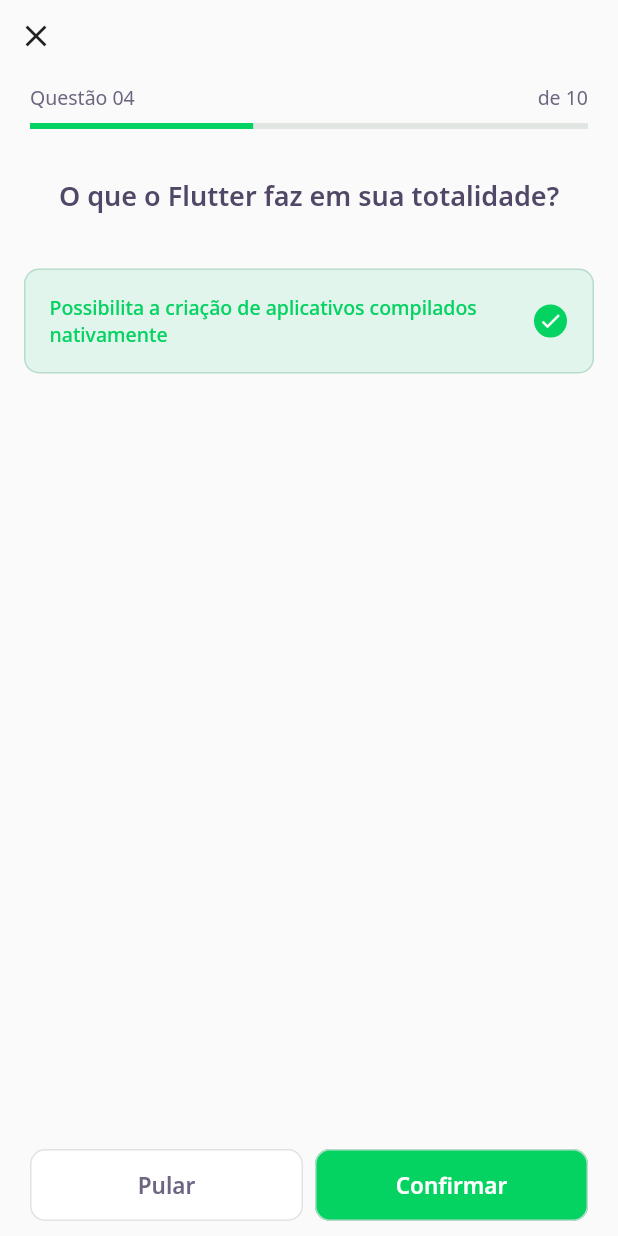
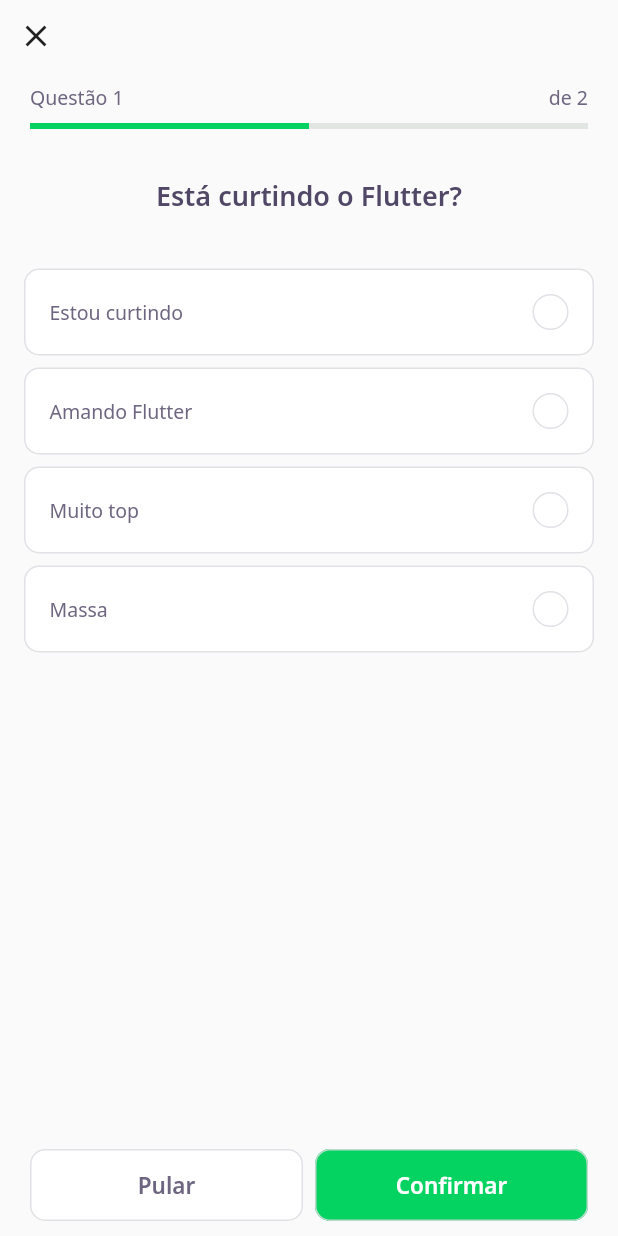
Before and after one commit to rafaalberto/devquiz-nlw, a Flutter app: the screen it shows after launch, after a tap on "NLW 5 - Flutter", on a phone screen of 412 x 824 dp. Run offline on Flutter 3.47's test engine with Material 2 defaults, Android fonts, the phone set to English and light mode, and no system bars; our stand-ins replace google_fonts; accounts and stored records are empty; network calls fail.

```diff
--- /dev/null
+++ b/lib/controllers/challenge_controller.dart
@@ -0,0 +1,7 @@
+import 'package:flutter/material.dart';
+
+class ChallengeController {
+  final currentPageNotifier = ValueNotifier<int>(1);
+  int get currentPage => currentPageNotifier.value;
+  set currentPage(int value) => currentPageNotifier.value = value;
+}
--- /dev/null
+++ b/lib/controllers/quiz_controller.dart
@@ -0,0 +1,3 @@
+class QuizController {
+    var indexSelected = 0;
+}
--- a/lib/pages/challenge_page.dart
+++ b/lib/pages/challenge_page.dart
@@ -1,14 +1,31 @@
+import 'package:flutter/material.dart';
+import 'package:dev_quiz/controllers/challenge_controller.dart';
+import 'package:dev_quiz/models/question.dart';
 import 'package:dev_quiz/widgets/challenge_indicator_widget.dart';
 import 'package:dev_quiz/widgets/next_button_widget.dart';
 import 'package:dev_quiz/widgets/quiz_widget.dart';
-import 'package:flutter/material.dart';
 
 class ChallengePage extends StatefulWidget {
+  final List<Question> questions;
+
+  ChallengePage({required this.questions});
+
   @override
   _ChallengePageState createState() => _ChallengePageState();
 }
 
 class _ChallengePageState extends State<ChallengePage> {
+  final challengeController = ChallengeController();
+  final pageController = PageController();
+
+  @override
+  void initState() {
+    pageController.addListener(() {
+      challengeController.currentPage = pageController.page!.toInt() + 1;
+    });
+    super.initState();
+  }
+
   @override
   Widget build(BuildContext context) {
     return Scaffold(
@@ -19,13 +36,24 @@ class _ChallengePageState extends State<ChallengePage> {
           child: Column(
             crossAxisAlignment: CrossAxisAlignment.start,
             children: [
-              IconButton(icon: Icon(Icons.close), onPressed: () => Navigator.pop(context)),
-              QuestionIndicator(),
+              IconButton(
+                  icon: Icon(Icons.close),
+                  onPressed: () => Navigator.pop(context)),
+              ValueListenableBuilder<int>(
+                  valueListenable: challengeController.currentPageNotifier,
+                  builder: (context, value, _) => QuestionIndicator(
+                        currentPage: challengeController.currentPage,
+                        length: widget.questions.length,
+                      )),
             ],
           ),
         ),
       ),
-      body: QuizWidget(title: "O que o Flutter faz em sua totalidade?"),
+      body: PageView(
+        physics: NeverScrollableScrollPhysics(),
+        controller: pageController,
+        children: widget.questions.map((e) => QuizWidget(question: e)).toList(),
+      ),
       bottomNavigationBar: SafeArea(
         bottom: true,
         child: Padding(
@@ -36,7 +64,7 @@ class _ChallengePageState extends State<ChallengePage> {
               Expanded(
                   child: NextButtonWidget.white(
                 label: "Pular",
-                onTap: () {},
+                onTap: () => pageController.nextPage(duration: Duration(milliseconds: 100), curve: Curves.linear),
               )),
               SizedBox(width: 8),
               Expanded(
--- a/lib/pages/home_page.dart
+++ b/lib/pages/home_page.dart
@@ -54,7 +54,7 @@ class _HomePageState extends State<HomePage> {
                                 "${e.questionAnswered}/${e.questions.length}",
                             percent: e.questionAnswered / e.questions.length,
                             onTap: () {
-                              Navigator.push(context,MaterialPageRoute(builder: (context) => ChallengePage()));
+                              Navigator.push(context,MaterialPageRoute(builder: (context) => ChallengePage(questions: e.questions,)));
                             },
                           ))
                       .toList(),
--- a/lib/widgets/answer_widget.dart
+++ b/lib/widgets/answer_widget.dart
@@ -1,24 +1,29 @@
 import 'package:dev_quiz/core/app_text_styles.dart';
+import 'package:dev_quiz/models/answer.dart';
 import 'package:flutter/material.dart';
 import 'package:dev_quiz/core/app_colors.dart';
 
 class AnswerWidget extends StatelessWidget {
-  final String title;
-  final bool isRight;
+  final Answer answer;
   final bool isSelected;
+  final VoidCallback onTap;
 
-  const AnswerWidget(
-      {required this.title, this.isRight = false, this.isSelected = false});
+  const AnswerWidget({required this.answer, this.isSelected = false, required this.onTap});
 
-  Color get _selectedColorRight => isRight ? AppColors.darkGreen : AppColors.darkRed;
+  Color get _selectedColorRight =>
+      answer.isRight ? AppColors.darkGreen : AppColors.darkRed;
 
-  Color get _selectedBorderRight => isRight ? AppColors.lightGreen : AppColors.lightRed;
+  Color get _selectedBorderRight =>
+      answer.isRight ? AppColors.lightGreen : AppColors.lightRed;
 
-  Color get _selectedColorCardRight => isRight ? AppColors.lightGreen : AppColors.lightRed;
+  Color get _selectedColorCardRight =>
+      answer.isRight ? AppColors.lightGreen : AppColors.lightRed;
 
-  Color get _selectedBorderCardRight => isRight ? AppColors.green : AppColors.red;
+  Color get _selectedBorderCardRight =>
+      answer.isRight ? AppColors.green : AppColors.red;
 
-  TextStyle get _selectedTextStyleRight => isRight ? AppTextStyles.bodyDarkGreen : AppTextStyles.bodyDarkRed;
+  TextStyle get _selectedTextStyleRight =>
+      answer.isRight ? AppTextStyles.bodyDarkGreen : AppTextStyles.bodyDarkRed;
 
   // IconData get _selectedIconRight => isRight ? Icons.check : Icons.close;
 
@@ -26,20 +31,25 @@ class AnswerWidget extends StatelessWidget {
   Widget build(BuildContext context) {
     return Padding(
       padding: const EdgeInsets.symmetric(horizontal: 16, vertical: 4),
+      child: GestureDetector(
+        onTap: onTap,
         child: Container(
           padding: const EdgeInsets.all(16),
           decoration: BoxDecoration(
             color: isSelected ? _selectedColorCardRight : AppColors.white,
             borderRadius: BorderRadius.circular(10),
-          border: Border.fromBorderSide(BorderSide(color: isSelected ? _selectedBorderCardRight : AppColors.border)),
+            border: Border.fromBorderSide(BorderSide(
+                color:
+                    isSelected ? _selectedBorderCardRight : AppColors.border)),
           ),
           child: Row(
             mainAxisAlignment: MainAxisAlignment.spaceBetween,
             children: [
               Expanded(
                 child: Text(
-                title,
-                style: isSelected ? _selectedTextStyleRight : AppTextStyles.body,
+                  answer.title,
+                  style:
+                      isSelected ? _selectedTextStyleRight : AppTextStyles.body,
                 ),
               ),
               Container(
@@ -48,15 +58,20 @@ class AnswerWidget extends StatelessWidget {
                 decoration: BoxDecoration(
                     color: isSelected ? _selectedColorRight : AppColors.white,
                     borderRadius: BorderRadius.circular(500),
-                  border: Border.fromBorderSide(
-                      BorderSide(color: isSelected ? _selectedBorderRight : AppColors.border))),
-              child: isSelected ? Icon(
+                    border: Border.fromBorderSide(BorderSide(
+                        color: isSelected
+                            ? _selectedBorderRight
+                            : AppColors.border))),
+                child: isSelected
+                    ? Icon(
                         Icons.check,
                         size: 16,
                         color: Colors.white,
-              ) : null,
+                      )
+                    : null,
               ),
             ],
+          ),
         ),
       ),
     );
--- a/lib/widgets/challenge_indicator_widget.dart
+++ b/lib/widgets/challenge_indicator_widget.dart
@@ -3,6 +3,14 @@ import 'package:dev_quiz/shared/progress_indicator_widget.dart';
 import 'package:flutter/material.dart';
 
 class QuestionIndicator extends StatelessWidget {
+  final int currentPage;
+  final int length;
+
+  const QuestionIndicator({
+    required this.currentPage,
+    required this.length,
+  });
+
   @override
   Widget build(BuildContext context) {
     return Container(
@@ -15,11 +23,11 @@ class QuestionIndicator extends StatelessWidget {
               mainAxisAlignment: MainAxisAlignment.spaceBetween,
               children: [
                 Text(
-                  "Questão 04",
+                  "Questão $currentPage",
                   style: AppTextStyles.body,
                 ),
                 Text(
-                  "de 10",
+                  "de $length",
                   style: AppTextStyles.body,
                 ),
               ],
@@ -27,7 +35,7 @@ class QuestionIndicator extends StatelessWidget {
           ),
           SizedBox(height: 8),
           ProgressIndicatorWidget(
-            value: 0.40,
+            value: currentPage/length,
           ),
         ],
       ),
--- a/lib/widgets/quiz_widget.dart
+++ b/lib/widgets/quiz_widget.dart
@@ -1,11 +1,22 @@
 import 'package:dev_quiz/core/app_text_styles.dart';
+import 'package:dev_quiz/models/answer.dart';
+import 'package:dev_quiz/models/question.dart';
 import 'package:dev_quiz/widgets/answer_widget.dart';
 import 'package:flutter/material.dart';
 
-class QuizWidget extends StatelessWidget {
-  final String title;
+class QuizWidget extends StatefulWidget {
+  final Question question;
 
-  const QuizWidget({required this.title});
+  const QuizWidget({required this.question});
+
+  @override
+  _QuizWidgetState createState() => _QuizWidgetState();
+}
+
+class _QuizWidgetState extends State<QuizWidget> {
+  int indexSelected = -1;
+
+  Answer answer(int index) => widget.question.answers[index];
 
   @override
   Widget build(BuildContext context) {
@@ -13,9 +24,17 @@ class QuizWidget extends StatelessWidget {
       child: Column(
         children: [
           SizedBox(height: 32),
-          Text(title, style: AppTextStyles.heading),
+          Text(widget.question.title, style: AppTextStyles.heading),
           SizedBox(height: 32),
-          AnswerWidget(title: "Possibilita a criação de aplicativos compilados nativamente",isSelected: true, isRight: true,),
+          for (var index = 0; index < widget.question.answers.length; index++)
+            AnswerWidget(
+              answer: answer(index),
+              isSelected: indexSelected == index,
+              onTap: () {
+                indexSelected = index;
+                setState(() {});
+              },
+            )
         ],
       ),
     );
```
Lines whose indentation alone changed are shown as unchanged.
